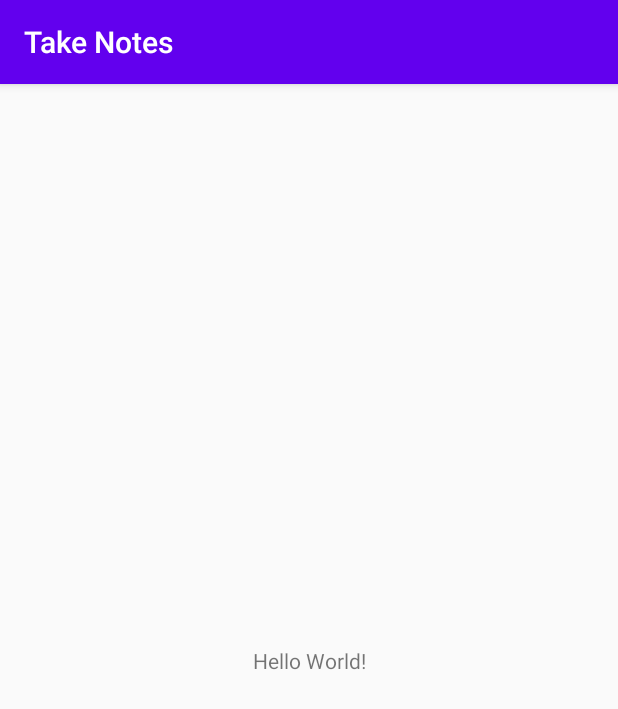
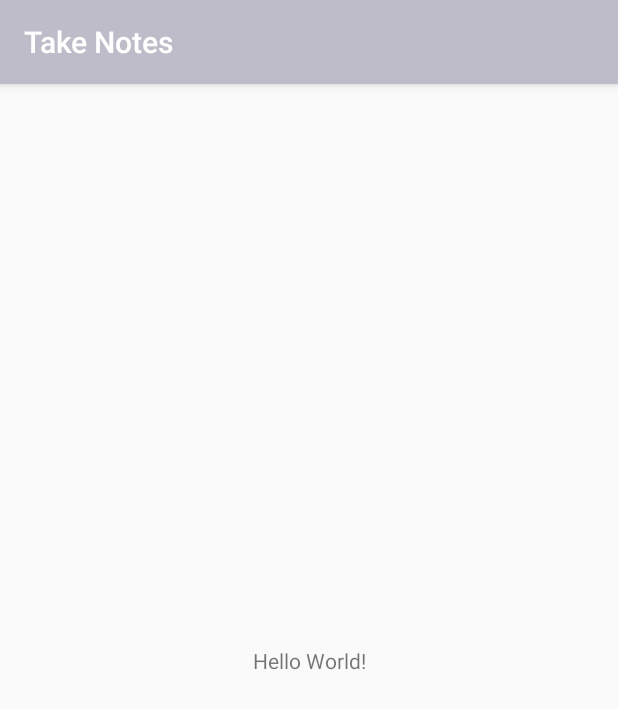
Before and after one commit to the-rebooted-coder/Take-Notes, an Android app: the screen it shows after launch (MainActivity), on a phone screen of 412 x 824 dp. Shown: the top 709 px of the screen. Run offline under Robolectric (Android 15) with nearby library versions, the phone set to English and light mode, and no system bars.

Commit message:
Added Colour Pallette to the App Color .xml

```diff
--- a/app/src/main/res/values/colors.xml
+++ b/app/src/main/res/values/colors.xml
@@ -1,6 +1,6 @@
 <?xml version="1.0" encoding="utf-8"?>
 <resources>
-    <color name="colorPrimary">#6200EE</color>
-    <color name="colorPrimaryDark">#3700B3</color>
-    <color name="colorAccent">#03DAC5</color>
+    <color name="colorPrimary">#bebcc9</color>
+    <color name="colorPrimaryDark">#535353</color>
+    <color name="colorAccent">#ffffff</color>
 </resources>
```
